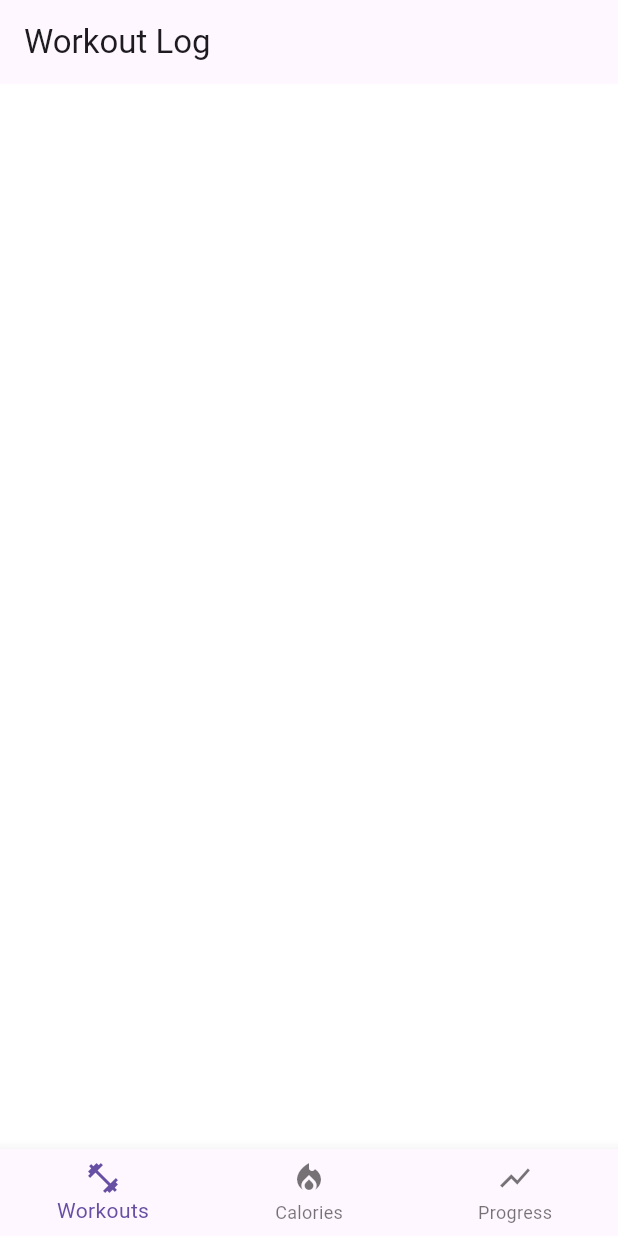
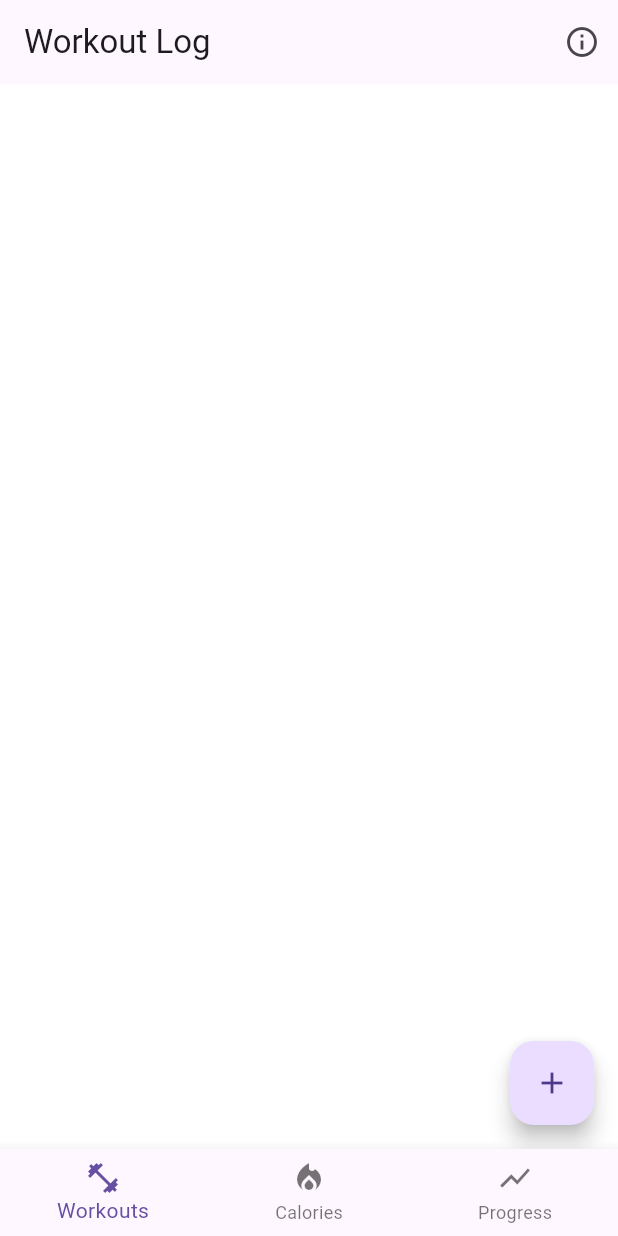
Before and after one commit to vk1hub/Fitness-Tracker, a Flutter app: the screen it shows after launch, on a phone screen of 412 x 824 dp. Run offline on Flutter 3.47's test engine with Material 3 defaults, Android fonts, the light colour scheme and no system bars.

Commit message:
Added floating button on workout screen and info button for preset routines. - No functionality

```diff
--- a/lib/main.dart
+++ b/lib/main.dart
@@ -15,7 +15,7 @@ class FitnessTrackerApp extends StatelessWidget {
       // THEME COLORS
       theme: ThemeData(
         primarySwatch: Colors.blue,
-        scaffoldBackgroundColor: Colors.white
+        scaffoldBackgroundColor: Colors.white,
       ),
       home: MyHomePage(),
       debugShowCheckedModeBanner: false,
--- a/lib/workout_screen.dart
+++ b/lib/workout_screen.dart
@@ -11,7 +11,22 @@ class WorkoutScreenState extends State<WorkoutScreen> {
     return Scaffold(
       appBar: AppBar(
         title: Text('Workout Log'),
+        actions: [
+          // INFO BUTTON
+          IconButton(
+            icon: Icon(Icons.info_outline),
+            onPressed: () {
+              print('go to preset routines');
+            },
+          ),
+        ],
       ),
+      floatingActionButton: FloatingActionButton(
+        onPressed: () {
+          print('add new workout');
+        },
+        child: Icon(Icons.add),
+      )
     );
   }
 }
```
